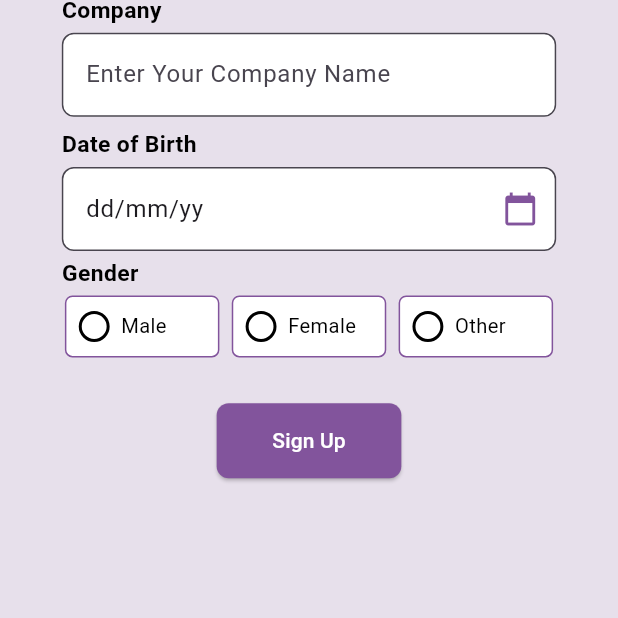
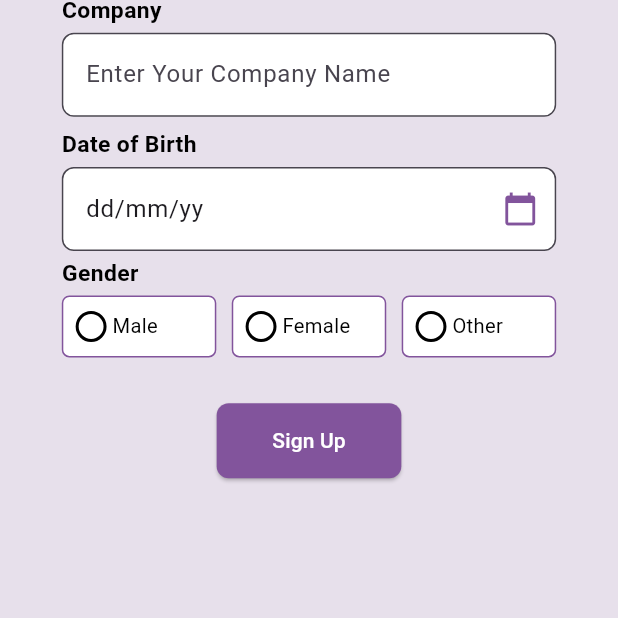
Before and after one commit to Trackpi/to_do_app, a Flutter app: the screen it shows after launch, on a phone screen of 412 x 824 dp, the part 618-1236 px from its top. Run offline on Flutter 3.47's test engine with Material 3 defaults, Android fonts, the phone set to English and light mode, and no system bars; our stand-ins replace easy_date_timeline, gap, percent_indicator, sizer.

Commit message:
Refactor padding and layout in SignupScreen for improved responsiveness

```diff
--- a/lib/views/sign_up_screen/signup_screen.dart
+++ b/lib/views/sign_up_screen/signup_screen.dart
@@ -27,7 +27,7 @@ class _SignupScreenState extends State<SignupScreen> {
   Widget build(BuildContext context) {
     return Scaffold(
       body: Padding(
-        padding: EdgeInsets.symmetric(horizontal: Adaptive.w(10)),
+        padding: EdgeInsets.symmetric(horizontal: 10.w),
         child: ListView(
           children: [
             Center(
@@ -70,8 +70,7 @@ class _SignupScreenState extends State<SignupScreen> {
             _buildTitle('Gender'),
             gap,
             Row(
-              spacing: Adaptive.w(2),
-              mainAxisAlignment: MainAxisAlignment.center,
+              mainAxisAlignment: MainAxisAlignment.spaceBetween,
               children: [
                 GenderRadio(
                   gender: 'Male',
@@ -242,7 +241,7 @@ class GenderRadio extends StatelessWidget {
                 ),
               ),
             ),
-            gap,
+
             gap,
             Textwid(
               text: gender,
```
